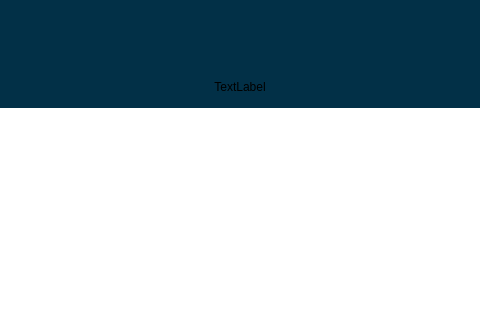
This is Project1.ui in ddziechciarz/JPWPApp as Qt 5 draws it before an edit; both pictures show x 440 to 920 and y 0 to 320 of the 1072 by 683 pixel window. The edited form follows.
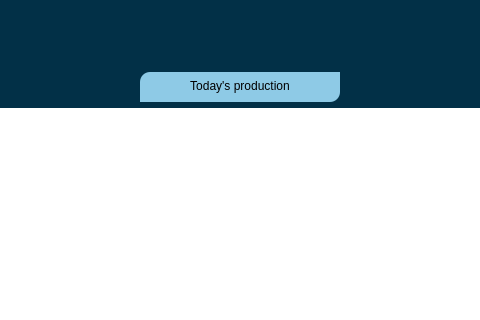
This is the edited form. The open tabs and pages were chosen to show the change. Icons and pictures are not drawn.

Commit message: UI buttons scaled correctly

Diff of the .ui file:
```diff
--- a/Project1.ui
+++ b/Project1.ui
@@ -85,6 +85,16 @@
 	border-top-left-radius: 10px;
 	border-bottom-right-radius: 10px;
 }
+#graphWidgetName{
+	background-color: #8ecae6;
+	border-top-left-radius: 10px;
+	border-bottom-right-radius: 10px;
+}
+#graphWidgetName_2{
+	background-color: #8ecae6;
+	border-top-left-radius: 10px;
+	border-bottom-right-radius: 10px;
+}
 </string>
   </property>
   <widget class="QWidget" name="centralwidget">
@@ -614,10 +624,19 @@
                   </size>
                  </property>
                  <layout class="QHBoxLayout" name="horizontalLayout_8">
-                  <item>
+                  <property name="topMargin">
+                   <number>4</number>
+                  </property>
+                  <item alignment="Qt::AlignVCenter">
                    <widget class="QLabel" name="label_10">
+                    <property name="minimumSize">
+                     <size>
+                      <width>0</width>
+                      <height>20</height>
+                     </size>
+                    </property>
                     <property name="text">
-                     <string>TextLabel</string>
+                     <string>Today's production</string>
                     </property>
                     <property name="alignment">
                      <set>Qt::AlignCenter</set>
```
Left out of the diff: 16 changed lines with no effect on the pictures. The commit also changes 2 other files.
